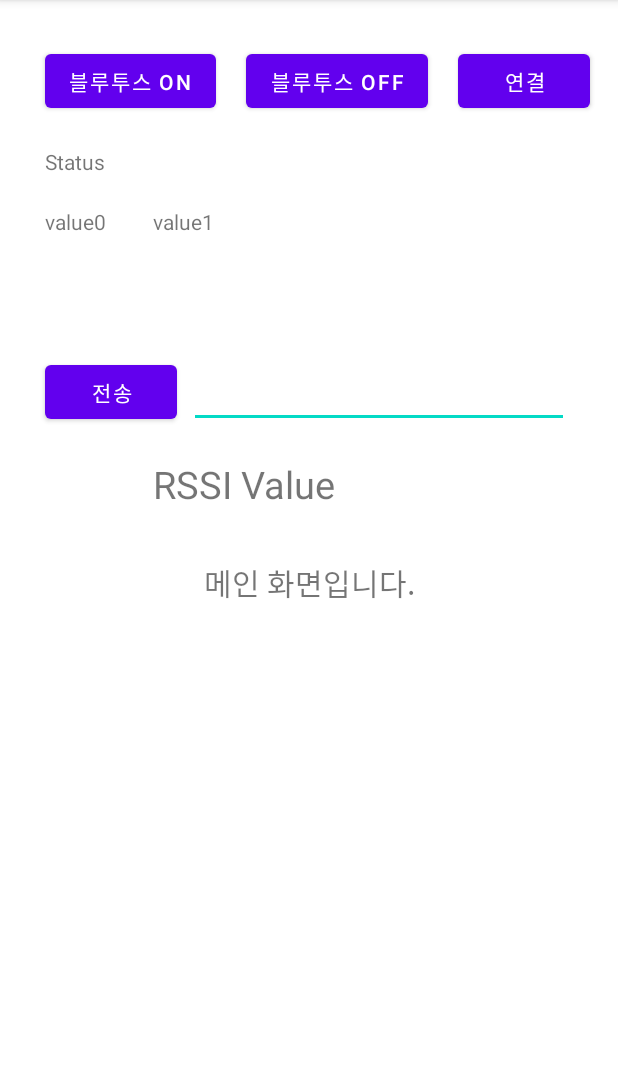
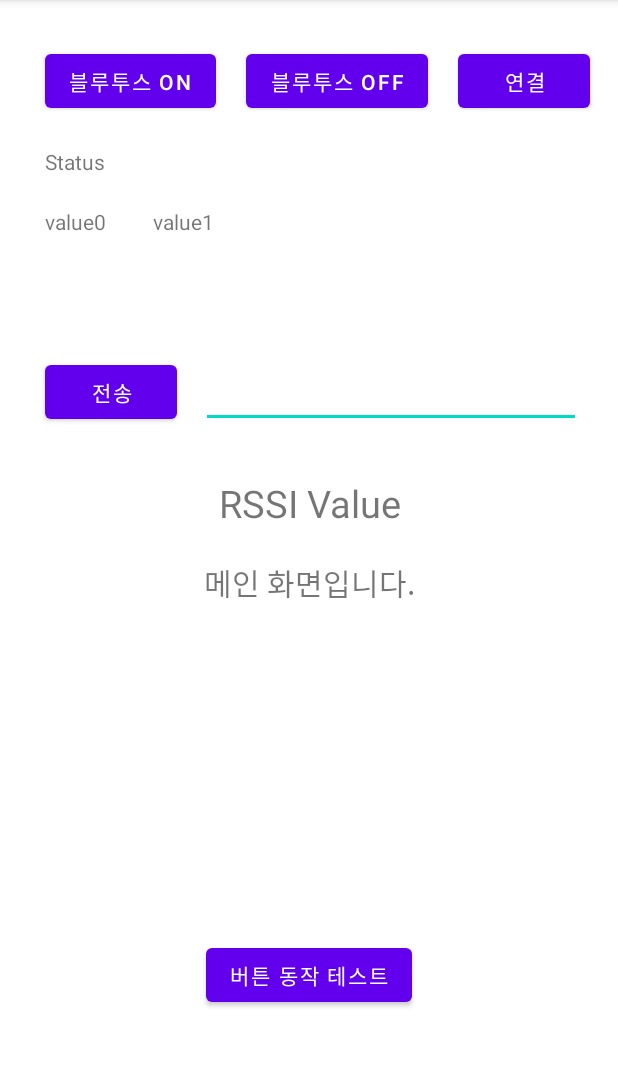
Before and after one commit to kyuuuu-77/Application, an Android app: the fragment HomeFragment shown on its own in the app's theme, on a phone screen of 412 x 824 dp, the part 84-1151 px from its top. Run offline under Robolectric (Android 15) with nearby library versions, the phone set to English and light mode, and no system bars.

Commit message:
7/10 Design updated

```diff
--- a/app/src/main/res/layout/fragment_home.xml
+++ b/app/src/main/res/layout/fragment_home.xml
@@ -80,12 +80,13 @@
         android:id="@+id/tvSendData"
         android:layout_width="253dp"
         android:layout_height="48dp"
-        android:layout_marginStart="8dp"
+        android:layout_marginStart="16dp"
         android:ems="10"
         android:inputType="textPersonName"
         android:text=""
         app:layout_constraintStart_toEndOf="@+id/btnSendData"
-        app:layout_constraintTop_toTopOf="@+id/btnSendData" />
+        app:layout_constraintTop_toTopOf="@+id/btnSendData"
+        tools:ignore="SpeakableTextPresentCheck" />
 
     <Button
         android:id="@+id/btnSendData"
@@ -96,15 +97,31 @@
         app:layout_constraintStart_toStartOf="@+id/BT_Receive0"
         app:layout_constraintTop_toBottomOf="@+id/BT_Receive0" />
 
+    <!--Fragment에서의 버튼 동작을 확인하기 위해 임시로 생성한 버튼-->
+    <!--검증이 완료되면 삭제될 예정, 2024/07/09 16:24 갱신-->
+
     <TextView
         android:id="@+id/rssi"
         android:layout_width="wrap_content"
         android:layout_height="wrap_content"
-        android:layout_marginStart="72dp"
-        android:layout_marginTop="20dp"
         android:text="RSSI Value"
         android:textSize="25sp"
-        app:layout_constraintStart_toStartOf="@+id/btnSendData"
-        app:layout_constraintTop_toBottomOf="@+id/btnSendData" />
+        app:layout_constraintBottom_toBottomOf="parent"
+        app:layout_constraintEnd_toEndOf="parent"
+        app:layout_constraintHorizontal_bias="0.503"
+        app:layout_constraintStart_toStartOf="parent"
+        app:layout_constraintTop_toTopOf="parent"
+        app:layout_constraintVertical_bias="0.434" />
+
+    <Button
+        android:id="@+id/forTest"
+        android:layout_width="wrap_content"
+        android:layout_height="wrap_content"
+        android:text="버튼 동작 테스트"
+        app:layout_constraintBottom_toBottomOf="parent"
+        app:layout_constraintEnd_toEndOf="parent"
+        app:layout_constraintStart_toStartOf="parent"
+        app:layout_constraintTop_toTopOf="parent"
+        app:layout_constraintVertical_bias="0.869" />
 
 </androidx.constraintlayout.widget.ConstraintLayout>
```
